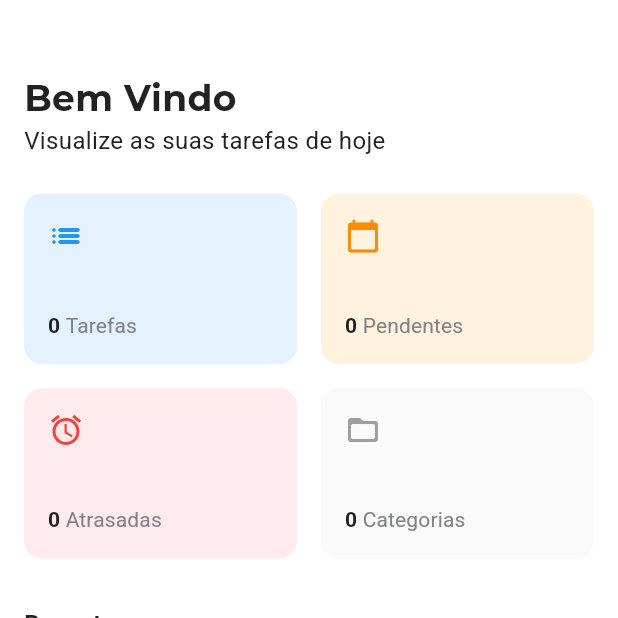
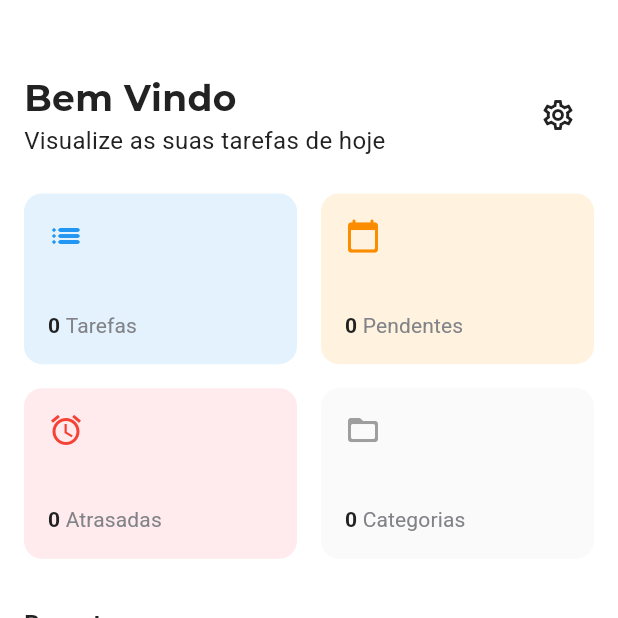
Before and after one commit to DIMAAGR/idez_test, a Flutter app: the screen it shows after launch, on a phone screen of 412 x 824 dp, the top half of it. Run offline on Flutter 3.47's test engine with Material 3 defaults, Android fonts, the phone set to English and light mode, and no system bars; our stand-ins replace dartz, flutter_mobx, get_it, mask_text_input_formatter, mobx, shared_preferences; generated files the repository leaves out were written again.

```diff
--- a/lib/src/core/di/injector.dart
+++ b/lib/src/core/di/injector.dart
@@ -6,6 +6,7 @@ import 'package:idez_test/src/modules/categories/domain/usecases/delete_category
 import 'package:idez_test/src/modules/categories/domain/usecases/delete_category_from_id_use_case.dart';
 import 'package:idez_test/src/modules/categories/domain/usecases/update_category_from_id_use_case.dart';
 import 'package:idez_test/src/modules/categories/presentation/view_model/categories_view_model.dart';
+import 'package:idez_test/src/modules/settings/presentation/view_model/settings_view_model.dart';
 import 'package:idez_test/src/modules/shared/data/data_source/task_local_data_source.dart';
 import 'package:idez_test/src/modules/shared/data/data_source/task_local_data_source_impl.dart';
 import 'package:idez_test/src/modules/shared/domain/repository/shared_repository.dart';
@@ -65,6 +66,11 @@ void setupInjector() {
   );
 
   ///
+  /// Categories View Model
+  ///
+  getIt.registerFactory<SettingsViewModel>(() => SettingsViewModel());
+
+  ///
   /// Use Cases
   ///
   getIt.registerFactory<DeleteFromIdRangeUseCase>(() => DeleteFromIdRangeUseCaseImpl(getIt()));
--- a/lib/src/core/router/app_router.dart
+++ b/lib/src/core/router/app_router.dart
@@ -9,6 +9,8 @@ import '../../modules/board/presentation/view_model/board_view_model.dart';
 import '../../modules/categories/presentation/view/categories_board_view.dart';
 import '../../modules/home/presentation/view/home_view.dart';
 import '../../modules/home/presentation/view_model/home_view_model.dart';
+import '../../modules/settings/presentation/view/settings_view.dart';
+import '../../modules/settings/presentation/view_model/settings_view_model.dart';
 import '../../modules/shared/domain/entities/category_entity.dart';
 import '../../modules/task/presentation/view/task_view.dart';
 import '../../modules/task/presentation/view_model/task_view_model.dart';
@@ -45,6 +47,8 @@ Route<dynamic>? buildOnGenerateRoute(RouteSettings settings) {
       return _slideUpRoute(
         BoardView(viewModel: getIt<BoardViewModel>(), boardType: settings.arguments as String?),
       );
+    case AppRoutes.settings:
+      return _slideUpRoute(SettingsView(viewModel: getIt<SettingsViewModel>()));
     case AppRoutes.categories:
       return _slideUpRoute(CategoriesBoardView(viewModel: getIt<CategoriesViewModel>()));
     case AppRoutes.createCategory:
--- a/lib/src/modules/home/presentation/widgets/home_title.dart
+++ b/lib/src/modules/home/presentation/widgets/home_title.dart
@@ -17,10 +17,10 @@ class HomeTitle extends StatelessWidget {
             Text('Visualize as suas tarefas de hoje', style: AppTheme.textStyles.body1Regular),
           ],
         ),
-        // IconButton(
-        //   onPressed: onSettingsPressed,
-        //   icon: Icon(Icons.settings_outlined, color: AppTheme.colors.black),
-        // ),
+        IconButton(
+          onPressed: onSettingsPressed,
+          icon: Icon(Icons.settings_outlined, color: AppTheme.colors.black),
+        ),
       ],
     );
   }
```
Also changed, not shown: lib/src/modules/home/presentation/view/tabs/home_tab.dart (+7 -3 lines), lib/src/modules/settings/presentation/view/settings_view.dart (added, +32 -0 lines), lib/src/modules/settings/presentation/view_model/settings_view_model.dart (added, +7 -0 lines), lib/src/modules/settings/presentation/view_model/settings_view_model.g.dart (added), 1 other file.
